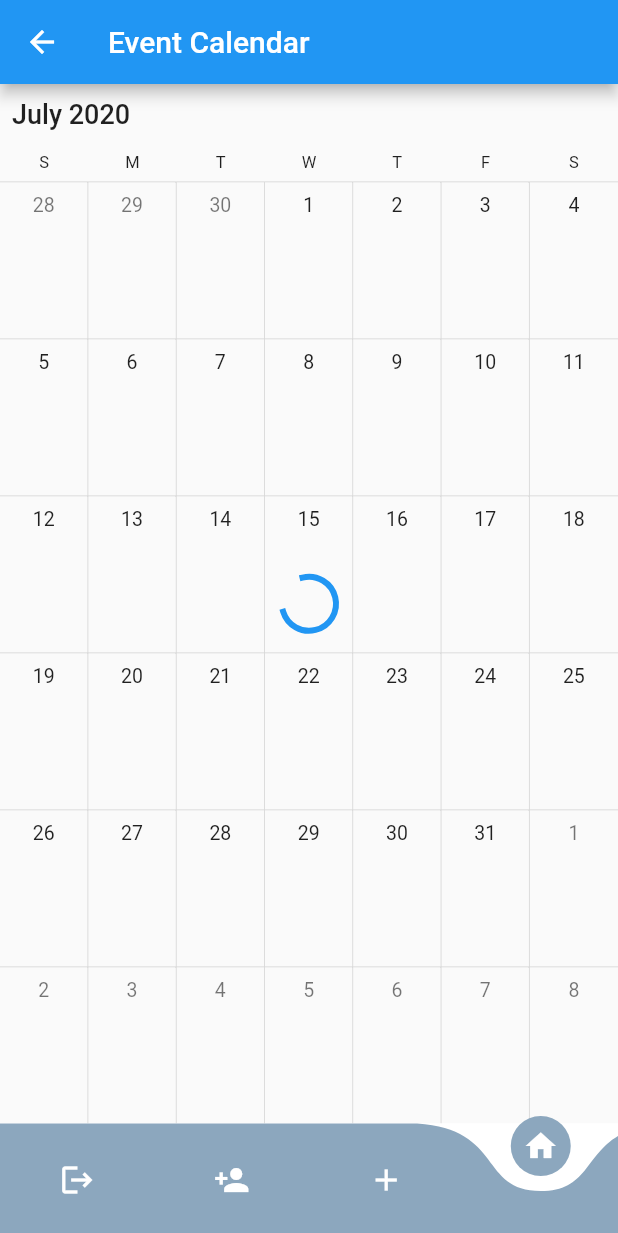
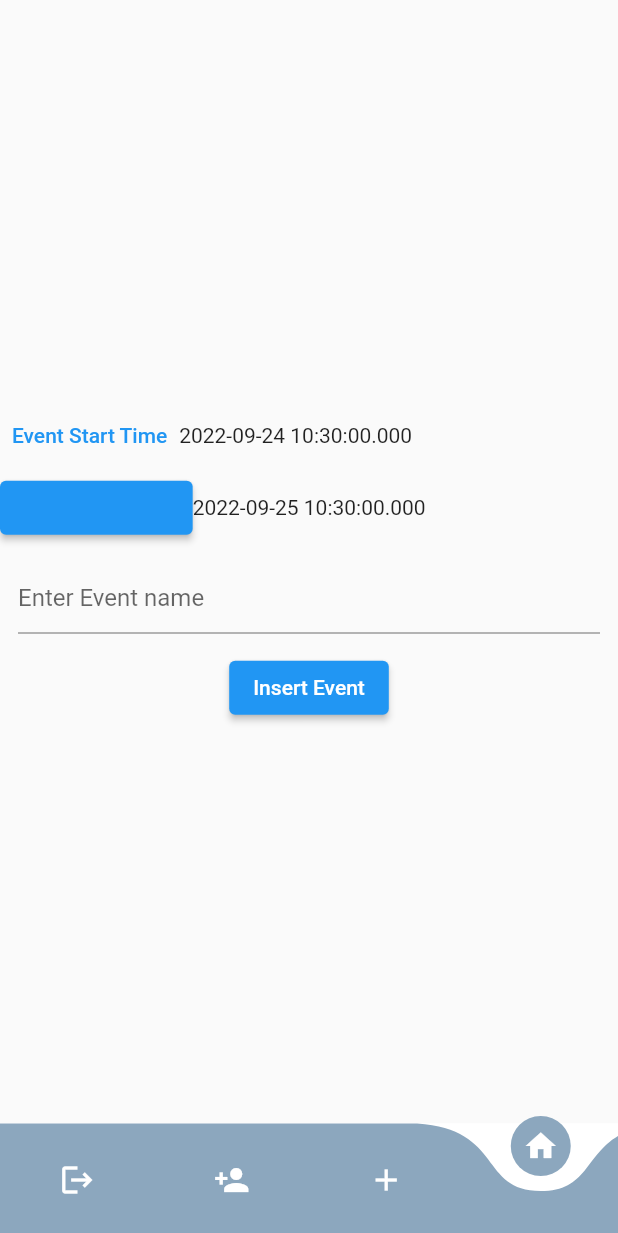
Before and after one commit to aljoharash/Itmaen-G9, a Flutter app: the Navigation screen opened directly, on a phone screen of 412 x 824 dp. Shown: the top 1233 px of the screen. Run offline on Flutter 3.47's test engine with Material 2 defaults, Android fonts, the phone set to English and light mode, and no system bars; drawn by our look-alikes of curved_navigation_bar, syncfusion_flutter_calendar; our stand-ins replace cloud_firestore, firebase_auth, firebase_core, flutter_datetime_picker, flutter_pw_validator, flutter_secure_storage and 9 more; missing offline and left inert: dart:ffi, flutter_barcode_scanner, googleapis; accounts and stored records are empty.

Commit message:
add calendar events

```diff
--- /dev/null
+++ b/itmaen/lib/calendar/CalenderClient.dart
@@ -0,0 +1,159 @@
+import 'dart:developer';
+import 'package:flutter/material.dart';
+import "package:googleapis_auth/auth_io.dart";
+import 'package:googleapis/calendar/v3.dart';
+import 'package:url_launcher/url_launcher.dart';
+
+class CalendarClient {
+  static const _scopes = const [CalendarApi.calendarScope];
+
+  insert(title, startTime, endTime) {
+    var _clientID = new ClientId("814027048944-7qg5doapig9o2fn25ep8d0jqmi6i82p2.apps.googleusercontent.com", "");
+    clientViaUserConsent(_clientID, _scopes, prompt).then((AuthClient client) {
+      var calendar = CalendarApi(client);
+      calendar.calendarList.list().then((value) => print("VAL________$value"));
+
+      String calendarId = "primary";
+      Event event = Event(); // Create object of event
+
+      event.summary = title;
+
+      EventDateTime start = new EventDateTime();
+      start.dateTime = startTime;
+      start.timeZone = "GMT+05:00";
+      event.start = start;
+
+      EventDateTime end = new EventDateTime();
+      end.timeZone = "GMT+05:00";
+      end.dateTime = endTime;
+      event.end = end;
+      try {
+        calendar.events.insert(event, calendarId).then((value) {
+          print("ADDEDDD_________________${value.status}");
+          if (value.status == "confirmed") {
+            log('Event added in google calendar');
+          } else {
+            log("Unable to add event in google calendar");
+          }
+        });
+      } catch (e) {
+        log('Error creating event $e');
+      }
+    });
+  }
+
+  void prompt(String url) async {
+    print("Please go to the following URL and grant access:");
+    print("  => $url");
+    print("");
+
+    // ignore: deprecated_member_use
+    if (!await canLaunch(url)) {
+      // ignore: deprecated_member_use
+      await launch(url);
+    } else {
+      throw 'Could not launch $url';
+    }
+  }
+}
+
+/// Note:::: i have used calendar/v3.dart package to understand things this package is already included in GoogleApi package
+/// you can access the package as i have told above
+
+// import 'dart:developer';
+// import 'dart:io' show Platform;
+
+// import "package:googleapis_auth/auth_io.dart";
+// import 'package:googleapis/calendar/v3.dart';
+// import 'package:url_launcher/url_launcher.dart';
+
+// class CalendarClient {
+//   var _credentials;
+
+//   static const _scopes = const [CalendarApi.CalendarEventsScope];
+
+//   insert(context, title, date, startTime, endTime) {
+// if (Platform.isAndroid) {
+//   _credentials = new ClientId(
+//       "878169543212-ugngo0bm18hu3lh83nk76bidts9c4q2r.apps.googleusercontent.com",
+//       "");
+// } else if (Platform.isIOS) {
+//   _credentials = new ClientId(
+//       "126777344627-ibdaobtrs4n62a0l7h19fs04h73pbqqf.apps.googleusercontent.com",
+//       "");
+// }
+
+//     if (_credentials != null) {
+//       clientViaUserConsent(_credentials, _scopes, prompt)
+//           .then((AuthClient client) {
+//         var calendar = CalendarApi(client);
+
+//         String calendarId =
+//             "primary"; //"primary "If you want to work on primary calender of logged in user
+//         //but if you want to get any other calendar of logged in user
+//         //use following code to get list of all calendar and then work on
+//         //calendar.calendarList.list(); //this will return list of all calendars of logged in user
+//         //you can then fetch calendarID of specific calendar by asking the user
+//         Event event = Event(); // Create object of event
+
+//         event.summary = title;
+//         //event.description="OPTIMEET TEST 1";
+
+//         DateTime startDateTime = DateTime.parse("$date $startTime");
+//         EventDateTime start = new EventDateTime();
+//         start.dateTime = startDateTime;
+//         start.timeZone = "GMT+05:00";
+
+//         event.start = start;
+
+//         DateTime endDateTime = DateTime.parse("$date $endTime");
+//         EventDateTime end = new EventDateTime();
+//         end.timeZone = "GMT+05:00";
+//         end.dateTime = endDateTime;
+
+//         event.end = end;
+
+//         // set description of event. You can set more things like date created
+//         // to check what you can add else open the implementation of calendar/v3.dart package and go to Event class
+//         // you can direct open the class implementation by placing the cursor over Event() (where object is created above)
+//         // for android studio press Ctrl + Alt + B , for vs code press f12
+//         // in the implementation they have provided comments and documents that can help you understand
+
+//         try {
+//           calendar.events.insert(event, calendarId).then((value) {
+//             print("ADDEDDD_________________${value.status}");
+//             if (value.status == "confirmed") {
+//               // Dialogs().displayToast(
+//               //     context, "Event added in google calendar", 0);
+//               log('Event added in google calendar');
+//             } else {
+//               log("Unable to add event in google calendar");
+//               // Dialogs().displayToast(
+//               //     context, "Unable to add event in google calendar", 0);
+//             }
+//           });
+//         } catch (e) {
+//           log('Error creating event $e');
+//           // Dialogs().displayToast(context, e, 0);
+//         } // function to insert event
+//         // incase of any confusion i will recommed to go to implementation of calendar/v3.dart
+//         // and read comments of their codez
+//       });
+//     }
+//   }
+
+//   void prompt(String url) async {
+//     print("Please go to the following URL and grant access:");
+//     print("  => $url");
+//     print("");
+
+//     if (await canLaunch(url)) {
+//       await launch(url);
+//     } else {
+//       throw 'Could not launch $url';
+//     }
+//   }
+// }
+
+// /// Note:::: i have used calendar/v3.dart package to understand things this package is already included in GoogleApi package
+// /// you can access the package as i have told above
--- /dev/null
+++ b/itmaen/lib/calendar/calendar.dart
@@ -0,0 +1,95 @@
+import 'dart:developer';
+import 'package:itmaen/calendar/CalenderClient.dart';
+import 'package:flutter/material.dart';
+import 'package:flutter_datetime_picker/flutter_datetime_picker.dart';
+
+class Home extends StatefulWidget {
+  @override
+  _HomeState createState() => _HomeState();
+}
+
+class _HomeState extends State<Home> {
+  CalendarClient calendarClient = CalendarClient();
+  DateTime startTime = DateTime.now();
+  DateTime endTime = DateTime.now().add(Duration(days: 1));
+  TextEditingController _eventName = TextEditingController();
+  @override
+  Widget build(BuildContext context) {
+    return Scaffold(
+      body: _body(context),
+    );
+  }
+
+  _body(BuildContext context) {
+    return Center(
+      child: Column(
+        mainAxisAlignment: MainAxisAlignment.center,
+        children: <Widget>[
+          Row(
+            children: <Widget>[
+              TextButton(
+                  onPressed: () {
+                    DatePicker.showDateTimePicker(context,
+                        showTitleActions: true,
+                        minTime: DateTime(2019, 3, 5),
+                        maxTime: DateTime(2200, 6, 7), onChanged: (date) {
+                      print('change $date');
+                    }, onConfirm: (date) {
+                      setState(() {
+                        this.startTime = date;
+                      });
+                    }, currentTime: DateTime.now(), locale: LocaleType.en);
+                  },
+                  child: Text(
+                    'Event Start Time',
+                    style: TextStyle(color: Colors.blue),
+                  )),
+              Text('$startTime'),
+            ],
+          ),
+          Row(
+            children: <Widget>[
+              ElevatedButton(
+                  onPressed: () {
+                    DatePicker.showDateTimePicker(context,
+                        showTitleActions: true,
+                        minTime: DateTime(2019, 3, 5),
+                        maxTime: DateTime(2200, 6, 7), onChanged: (date) {
+                      print('change $date');
+                    }, onConfirm: (date) {
+                      setState(() {
+                        this.endTime = date;
+                      });
+                    }, currentTime: DateTime.now(), locale: LocaleType.en);
+                  },
+                  child: Text(
+                    'Event End Time',
+                    style: TextStyle(color: Colors.blue),
+                  )),
+              Text('$endTime'),
+            ],
+          ),
+          Padding(
+            padding: const EdgeInsets.all(12.0),
+            child: TextField(
+              controller: _eventName,
+              decoration: InputDecoration(hintText: 'Enter Event name'),
+            ),
+          ),
+          ElevatedButton(
+              child: Text(
+                'Insert Event',
+              ),
+              onPressed: () {
+                //log('add event pressed');
+                calendarClient.insert(
+                  _eventName.text,
+                  startTime,
+                  endTime,
+                );
+              }),
+        ],
+      ),
+    );
+  }
+}
--- a/itmaen/lib/navigation.dart
+++ b/itmaen/lib/navigation.dart
@@ -3,6 +3,7 @@ import 'package:firebase_auth/firebase_auth.dart';
 import 'package:flutter/material.dart';
 import 'package:curved_navigation_bar/curved_navigation_bar.dart';
 import 'package:itmaen/addMedicinePages/adddialog.dart';
+import 'package:itmaen/calendar/calendar.dart';
 import 'package:itmaen/generateqr.dart';
 import 'package:itmaen/patient-login.dart';
 import 'package:itmaen/view.dart';
@@ -73,7 +74,7 @@ class _NavigationState extends State<Navigation> {
         return View();
         break;
       case 3:
-        return CalendarEvents();
+        return Home();
         break;
     }
   }
--- a/itmaen/pubspec.yaml
+++ b/itmaen/pubspec.yaml
@@ -56,6 +56,9 @@ dependencies:
   get: ^4.6.1
   get_storage: ^2.0.3
   flutter_pw_validator: ^1.4.2
+  url_launcher: any
+  flutter_datetime_picker: ^1.5.1
+
 
 dev_dependencies:
   flutter_test:
```
Also changed, not shown: itmaen/pubspec.lock, 2 other files.
